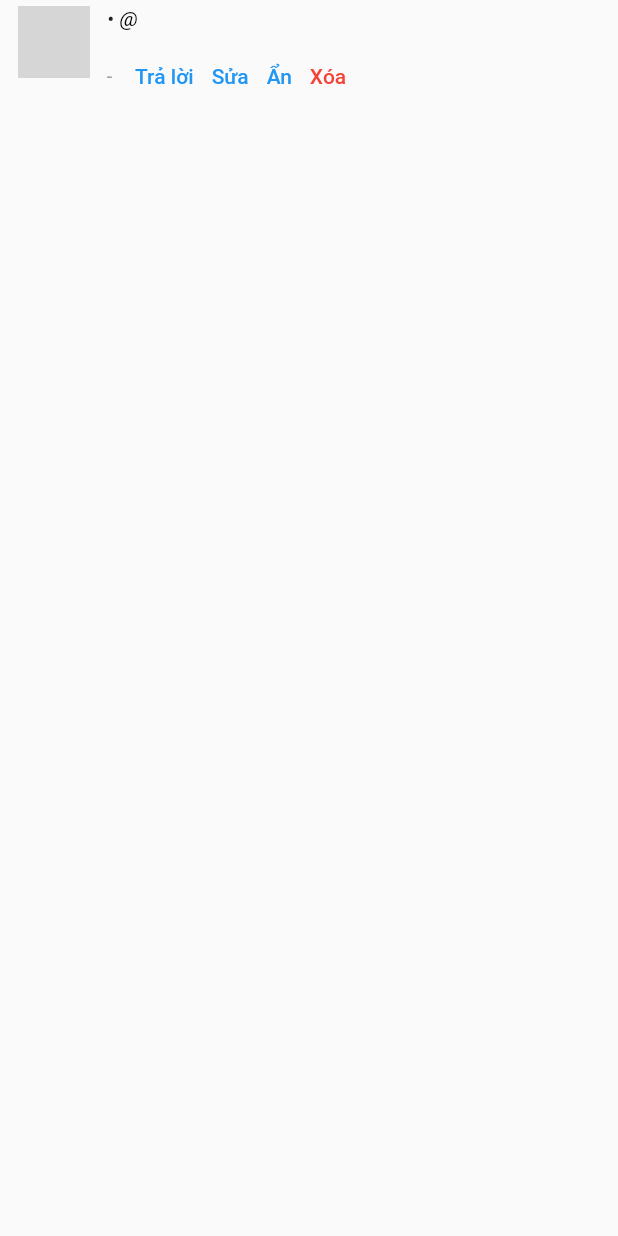
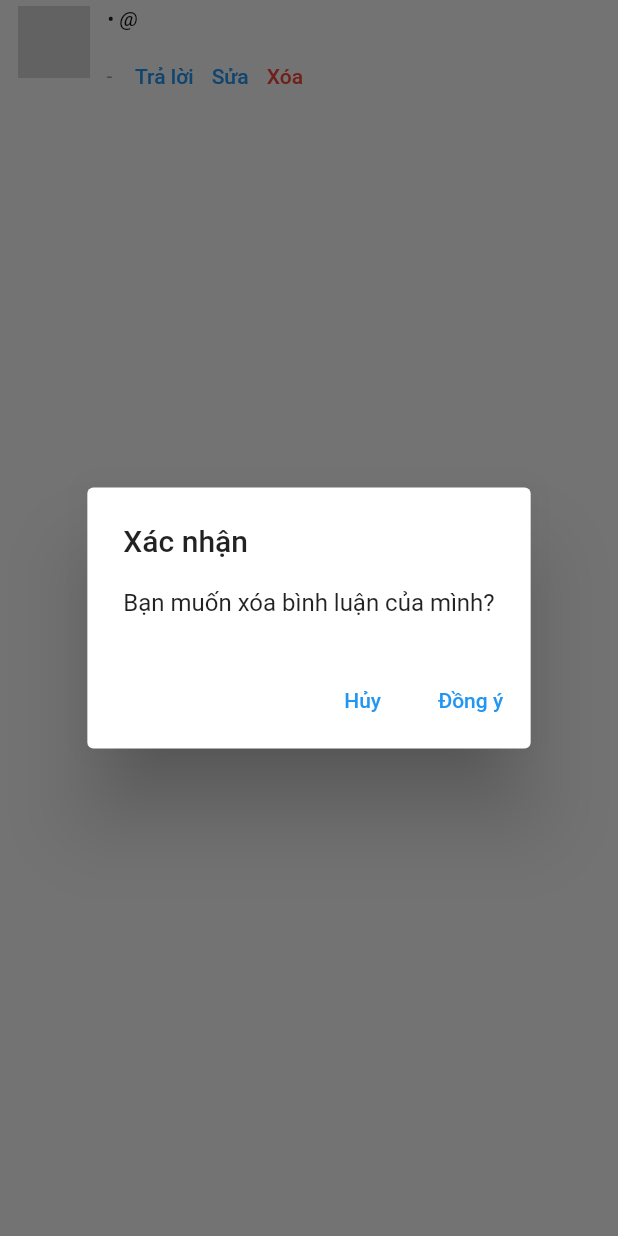
Before and after one commit to VinhVIP/ITNews-App, a Flutter app: the CommentItem widget shown alone on an empty page, opened directly with empty values, after a tap on "Xóa", on a phone screen of 412 x 824 dp. Run offline on Flutter 3.47's test engine with Material 2 defaults, Android fonts, the phone set to English and light mode, and no system bars; drawn by our look-alikes of expandable; our stand-ins replace badges, bloc, cached_network_image, equatable, flutter_bloc, formz and 4 more; missing offline and left inert: avatar_view, markdown_widget, scroll_navigation; accounts and stored records are empty; network calls fail; grey boxes are pictures that could not be loaded.

Commit message:
vote - delete comment

```diff
--- a/lib/core/utils/utils.dart
+++ b/lib/core/utils/utils.dart
@@ -1,3 +1,4 @@
+import 'package:flutter/material.dart';
 import 'package:intl/intl.dart';
 import 'package:it_news/data/models/user.dart';
 
@@ -10,4 +11,51 @@ class Utils {
     DateTime dt2 = dateFormat.parse(s2);
     return dt1.compareTo(dt2);
   }
+
+  static void showMessageDialog({
+    required context,
+    required String title,
+    required String content,
+    VoidCallback? onOK,
+  }) {
+    // showDialog<String>(
+    //   context: context,
+    //   builder: (BuildContext context) => AlertDialog(
+    //     title: const Text('Thông báo'),
+    //     content: Text(message),
+    //     actions: <Widget>[
+    //       TextButton(
+    //         onPressed: () => Navigator.pop(context, 'OK'),
+    //         child: const Text('OK'),
+    //       ),
+    //     ],
+    //   ),
+    // );
+
+    List<Widget> actions = [];
+    if (onOK == null) {
+      actions.add(TextButton(
+        onPressed: () => Navigator.pop(context),
+        child: const Text('OK'),
+      ));
+    } else {
+      actions.add(TextButton(
+        onPressed: () => Navigator.pop(context),
+        child: const Text('Hủy'),
+      ));
+      actions.add(TextButton(
+        onPressed: onOK,
+        child: const Text('Đồng ý'),
+      ));
+    }
+
+    showDialog<String>(
+      context: context,
+      builder: (BuildContext context) => AlertDialog(
+        title: Text(title),
+        content: Text(content),
+        actions: actions,
+      ),
+    );
+  }
 }
--- a/lib/logic/comment/bloc/comment_event.dart
+++ b/lib/logic/comment/bloc/comment_event.dart
@@ -32,17 +32,44 @@ class CommentReplied extends CommentEvent {
   List<Object> get props => [idParentComment, realNameAccountParent];
 }
 
+class CommentEdited extends CommentEvent {
+  final int idComment;
+  final String editContent;
+
+  const CommentEdited({this.idComment = 0, this.editContent = ""});
+
+  @override
+  List<Object> get props => [idComment];
+}
+
+class CommentUpdated extends CommentEvent {
+  final int idComment;
+  final String newContent;
+
+  const CommentUpdated({required this.idComment, required this.newContent});
+
+  @override
+  List<Object> get props => [idComment, newContent];
+}
+
 class CommentStatusChanged extends CommentEvent {
-  final int idPost;
   final int idComment;
   final int commentStatus;
 
   const CommentStatusChanged({
     required this.idComment,
-    required this.idPost,
     required this.commentStatus,
   });
 
   @override
-  List<Object> get props => [idComment, idPost, commentStatus];
+  List<Object> get props => [idComment, commentStatus];
 }
+
+class CommentDeleted extends CommentEvent {
+  final int idComment;
+
+  const CommentDeleted(this.idComment);
+
+  @override
+  List<Object> get props => [idComment];
+}
--- a/lib/logic/comment/bloc/comment_state.dart
+++ b/lib/logic/comment/bloc/comment_state.dart
@@ -7,29 +7,49 @@ class CommentState extends Equatable {
   final CommentFetchStatus fetchStatus;
   final int idParentComment;
   final String realNameAccountParent;
+  final int idCommentEdit;
+  final String editContent;
+  final String message;
 
   const CommentState({
     this.comments = const <Comment>[],
     this.fetchStatus = CommentFetchStatus.loading,
     this.idParentComment = 0,
     this.realNameAccountParent = "",
+    this.idCommentEdit = 0,
+    this.message = "",
+    this.editContent = "",
   });
 
   @override
-  List<Object> get props =>
-      [comments, fetchStatus, idParentComment, realNameAccountParent];
+  List<Object> get props => [
+        comments,
+        fetchStatus,
+        idParentComment,
+        realNameAccountParent,
+        idCommentEdit,
+        message,
+        editContent,
+      ];
 
-  CommentState copyWith(
-      {List<Comment>? comments,
-      CommentFetchStatus? fetchStatus,
-      int? idParentComment,
-      String? realNameAccountParent}) {
+  CommentState copyWith({
+    List<Comment>? comments,
+    CommentFetchStatus? fetchStatus,
+    int? idParentComment,
+    String? realNameAccountParent,
+    int? idCommentEdit,
+    String? message,
+    String? editContent,
+  }) {
     return CommentState(
       comments: comments ?? this.comments,
       fetchStatus: fetchStatus ?? this.fetchStatus,
       idParentComment: idParentComment ?? this.idParentComment,
       realNameAccountParent:
           realNameAccountParent ?? this.realNameAccountParent,
+      idCommentEdit: idCommentEdit ?? this.idCommentEdit,
+      message: message ?? "",
+      editContent: editContent ?? "",
     );
   }
 }
--- a/lib/presentation/screens/comment/comment_item.dart
+++ b/lib/presentation/screens/comment/comment_item.dart
@@ -8,10 +8,8 @@ import 'package:it_news/data/models/user.dart';
 import 'package:it_news/logic/comment/bloc/comment_bloc.dart';
 
 class CommentItem extends StatelessWidget {
-  const CommentItem({Key? key, required this.comment, required this.idPost})
-      : super(key: key);
+  const CommentItem({Key? key, required this.comment}) : super(key: key);
   final Comment comment;
-  final int idPost;
 
   @override
   Widget build(BuildContext context) {
@@ -22,7 +20,6 @@ class CommentItem extends StatelessWidget {
           // Comment cha
           CommentListItem(
             comment: comment,
-            idPost: idPost,
           ),
           // Danh sách các phản hồi của bình luận cha
           comment.replies.isNotEmpty
@@ -70,7 +67,6 @@ class CommentItem extends StatelessWidget {
           padding: const EdgeInsets.only(left: 40),
           child: CommentListItem(
             comment: cmt,
-            idPost: idPost,
           ),
         ),
       );
@@ -80,10 +76,8 @@ class CommentItem extends StatelessWidget {
 }
 
 class CommentListItem extends StatelessWidget {
-  const CommentListItem({Key? key, required this.comment, required this.idPost})
-      : super(key: key);
+  const CommentListItem({Key? key, required this.comment}) : super(key: key);
   final Comment comment;
-  final int idPost;
 
   // Kiểm tra `comment` có phải là comment cha hay không?
   bool isParent() {
@@ -207,6 +201,7 @@ class CommentListItem extends StatelessWidget {
   List<Widget> actions(context) {
     List<Widget> widgets = [];
 
+    // Chỉ những comment cha và được hiển thị thì mới có nút "Trả lời"
     if (isParent() && comment.isShow()) {
       widgets.add(
         _CommentsActionButton(
@@ -223,35 +218,75 @@ class CommentListItem extends StatelessWidget {
       );
     }
 
+    // Chỉ người viết bình luận mới được sửa bình luận của chính mình
+    // Với điều kiện bình luận đó được hiển thị
     if (Utils.user.idAccount == comment.idAccount && comment.isShow()) {
       widgets.add(
         _CommentsActionButton(
           child: const Text('Sửa'),
-          onPressed: () {},
+          onPressed: () {
+            BlocProvider.of<CommentBloc>(context).add(CommentEdited(
+                idComment: comment.idComment, editContent: comment.content));
+          },
         ),
       );
     }
 
-    if (Utils.user.idRole == User.ROLE_ADMIN ||
-        Utils.user.idRole == User.ROLE_MODERATOR) {
+    // Moder trở lên có quyền ẩn bình luận
+    // Chỉ có thể ẩn bình luận của người dưới cấp
+    if (Utils.user.idRole <= User.ROLE_MODERATOR &&
+        Utils.user.idRole < comment.idRole) {
       if (comment.isShow()) {
         widgets.add(
           _CommentsActionButton(
             child: const Text('Ẩn'),
-            onPressed: () => showDialogHideComment(context),
+            onPressed: () {
+              Utils.showMessageDialog(
+                context: context,
+                title: "Xác nhận",
+                content: 'Bạn muốn ẩn bình luận của ${comment.realName}?',
+                onOK: () {
+                  BlocProvider.of<CommentBloc>(context).add(
+                    CommentStatusChanged(
+                      idComment: comment.idComment,
+                      commentStatus: Comment.HIDE,
+                    ),
+                  );
+                  Navigator.pop(context);
+                },
+              );
+            },
           ),
         );
       } else {
         widgets.add(
           _CommentsActionButton(
             child: const Text('Hiện'),
-            onPressed: () => showDialogShowComment(context),
+            onPressed: () {
+              Utils.showMessageDialog(
+                context: context,
+                title: "Xác nhận",
+                content: 'Bạn muốn hiển thị bình luận của ${comment.realName}?',
+                onOK: () {
+                  BlocProvider.of<CommentBloc>(context).add(
+                    CommentStatusChanged(
+                      idComment: comment.idComment,
+                      commentStatus: Comment.SHOW,
+                    ),
+                  );
+                  Navigator.pop(context);
+                },
+              );
+            },
           ),
         );
       }
     }
 
-    if (Utils.user.idRole == User.ROLE_ADMIN ||
+    // Admin có quyền xóa bình luận của người dưới cấp
+    // Tác giả có thể xóa bình luận của chính mình
+    if ((Utils.user.idRole == User.ROLE_ADMIN &&
+            comment.idRole != User.ROLE_ADMIN) ||
         Utils.user.idAccount == comment.idAccount) {
       widgets.add(
         _CommentsActionButton(
@@ -259,64 +294,25 @@ class CommentListItem extends StatelessWidget {
             "Xóa",
             style: TextStyle(color: Colors.red),
           ),
-          onPressed: () {},
+          onPressed: () {
+            Utils.showMessageDialog(
+              context: context,
+              title: "Xác nhận",
+              content:
+                  'Bạn muốn xóa bình luận của ${comment.idAccount == Utils.user.idAccount ? "mình" : comment.realName}?',
+              onOK: () {
+                BlocProvider.of<CommentBloc>(context).add(
+                  CommentDeleted(comment.idComment),
+                );
+                Navigator.pop(context);
+              },
+            );
+          },
         ),
       );
     }
 
     return widgets;
-  }
-
-  void showDialogHideComment(ctx) {
-    showDialog<String>(
-      context: ctx,
-      builder: (BuildContext context) => AlertDialog(
-        title: const Text('Xác nhận'),
-        content: Text('Bạn muốn ẩn bình luận của ${comment.realName}?'),
-        actions: <Widget>[
-          TextButton(
-            onPressed: () => Navigator.pop(context, 'Cancel'),
-            child: const Text('Hủy'),
-          ),
-          TextButton(
-            onPressed: () {
-              BlocProvider.of<CommentBloc>(ctx).add(CommentStatusChanged(
-                  idComment: comment.idComment,
-                  idPost: idPost,
-                  commentStatus: Comment.HIDE));
-              Navigator.pop(context);
-            },
-            child: const Text('Đồng ý'),
-          ),
-        ],
-      ),
-    );
-  }
-
-  void showDialogShowComment(ctx) {
-    showDialog<String>(
-      context: ctx,
-      builder: (BuildContext context) => AlertDialog(
-        title: const Text('Xác nhận'),
-        content: Text('Bạn muốn hiển thị bình luận của ${comment.realName}?'),
-        actions: <Widget>[
-          TextButton(
-            onPressed: () => Navigator.pop(context, 'Cancel'),
-            child: const Text('Hủy'),
-          ),
-          TextButton(
-            onPressed: () {
-              BlocProvider.of<CommentBloc>(ctx).add(CommentStatusChanged(
-                  idComment: comment.idComment,
-                  idPost: idPost,
-                  commentStatus: Comment.SHOW));
-              Navigator.pop(context);
-            },
-            child: const Text('Đồng ý'),
-          ),
-        ],
-      ),
-    );
   }
 }
 
```
Also changed, not shown: lib/data/repositories/post_repository.dart (+22 -0 lines), lib/logic/comment/bloc/comment_bloc.dart (+95 -2 lines), lib/presentation/screens/comment/comment_input.dart (+26 -6 lines), lib/presentation/screens/comment/comment_modal.dart (+12 -2 lines), lib/presentation/screens/comment/comment_reply_detail.dart (+31 -1 lines).
